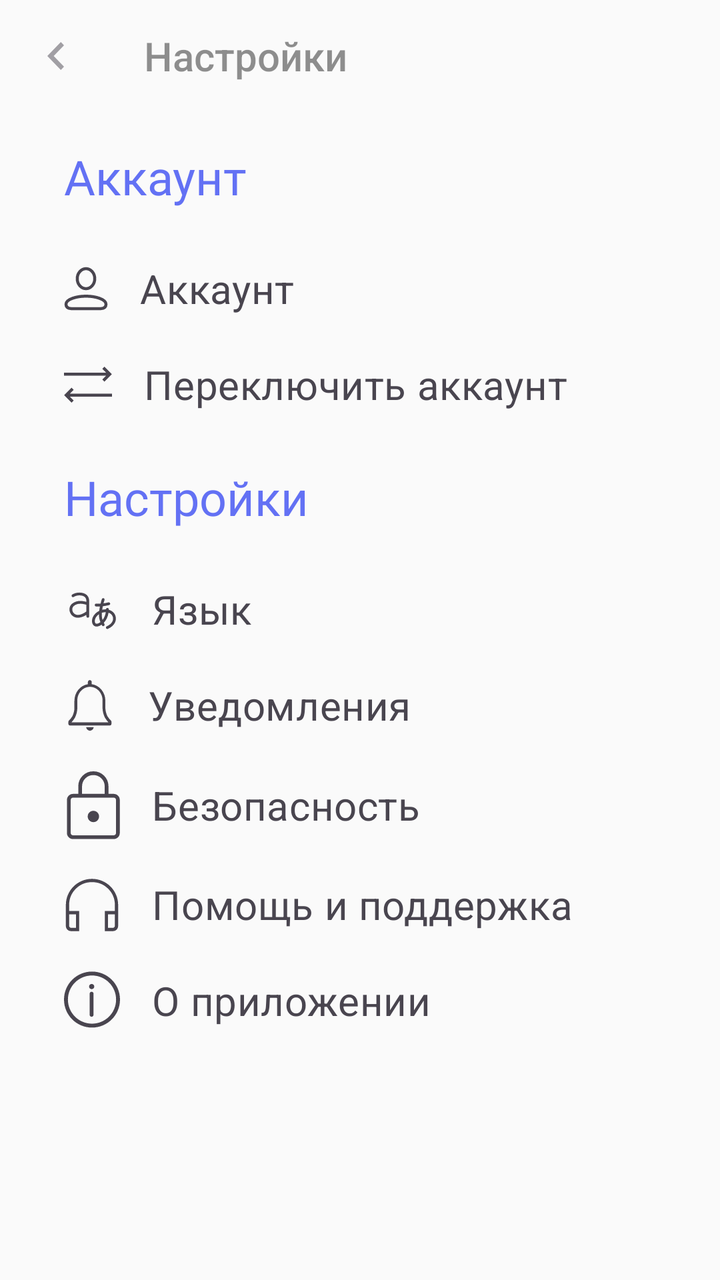
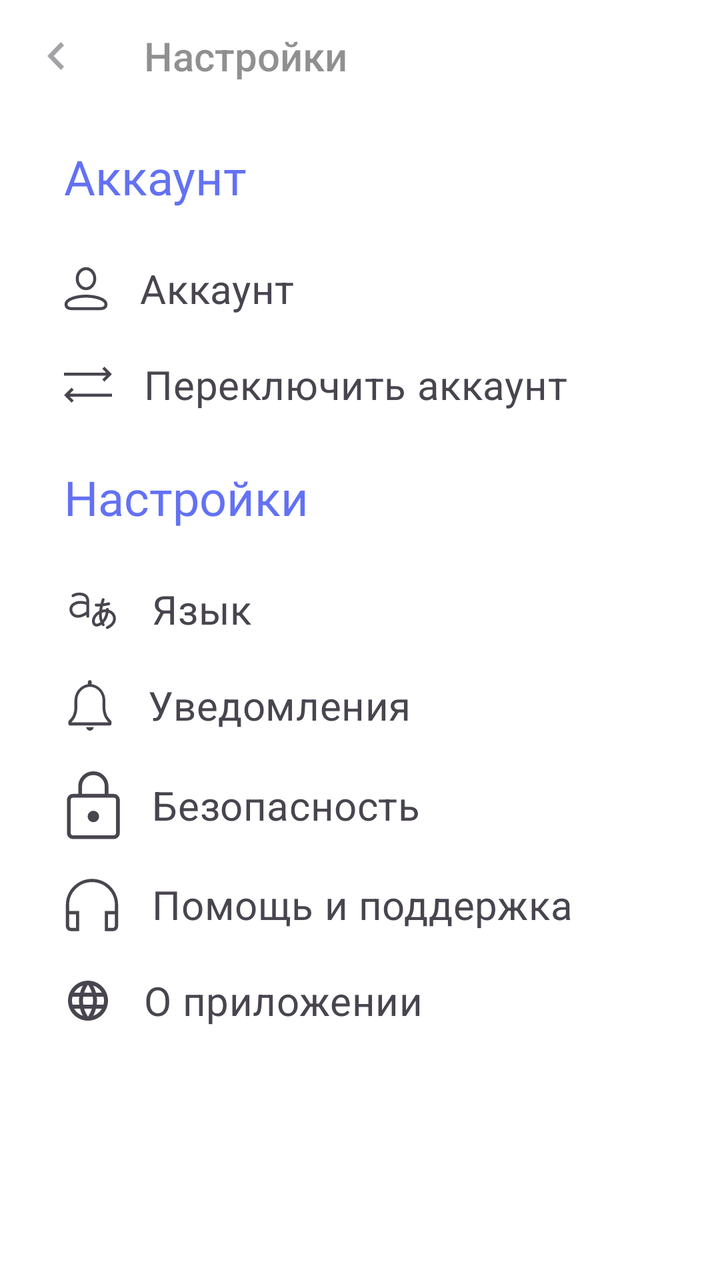

The first picture is an Android layout as it rendered before a commit; the second is the same layout after the commit. The layout source and the unified diff follow.
<!-- AndroidManifest.xml: application theme Theme.Usmeshka_Groovy -->
<!-- res/layout/settings_fragment.xml -->
<?xml version="1.0" encoding="utf-8"?>
<LinearLayout xmlns:android="http://schemas.android.com/apk/res/android"
    xmlns:app="http://schemas.android.com/apk/res-auto"
    android:layout_width="match_parent"
    android:layout_height="match_parent"
    android:backgroundTint="@color/white"
    android:orientation="vertical">

    <androidx.appcompat.widget.Toolbar
        android:id="@+id/toolbar1"
        android:layout_width="match_parent"
        android:layout_height="wrap_content"
        android:alpha="0.5"
        android:contentInsetStartWithNavigation="0dp"
        android:titleTextAppearance="@style/style_for_toolbar"
        app:navigationIcon="@drawable/chevron_left"
        app:title="@string/settings" />

    <TextView
        android:layout_width="match_parent"
        android:layout_height="wrap_content"
        android:layout_marginHorizontal="32dp"
        android:layout_marginVertical="16dp"
        android:fontFamily="@font/roboto_medium"
        android:text="@string/account"
        android:textColor="@color/blue_top"
        android:textSize="24sp" />


    <Button
        android:id="@+id/acccount"
        style="@style/SettingsButtonsStyle"
        android:drawableStart="@drawable/person_small"
        android:text="@string/account" />

    <Button
        android:id="@+id/switch_account"
        style="@style/SettingsButtonsStyle"
        android:drawableStart="@drawable/switch_account"
        android:text="@string/switch_account" />

    <TextView
        android:layout_width="match_parent"
        android:layout_height="wrap_content"
        android:layout_marginHorizontal="32dp"
        android:layout_marginVertical="16dp"
        android:fontFamily="@font/roboto_medium"
        android:text="@string/settings"
        android:textColor="@color/blue_top"
        android:textSize="24sp" />

    <Button
        android:id="@+id/button_language"
        style="@style/SettingsButtonsStyle"
        android:drawableStart="@drawable/locale"
        android:text="Язык"

        />

    <Button
        android:id="@+id/button_notifocations"
        style="@style/SettingsButtonsStyle"
        android:layout_width="match_parent"
        android:layout_height="wrap_content"
        android:drawableStart="@drawable/bell"
        android:text="Уведомления" />

    <Button
        android:id="@+id/button_secure"
        style="@style/SettingsButtonsStyle"
        android:drawableStart="@drawable/lock"
        android:text="Безопасность" />

    <Button
        android:id="@+id/button_support"
        style="@style/SettingsButtonsStyle"
        android:drawableStart="@drawable/headphones"
        android:text="Помощь и поддержка"
        android:textColor="@color/dark_grey" />

    <Button xmlns:android="http://schemas.android.com/apk/res/android"
        android:id="@+id/button_about_app"
        style="@style/SettingsButtonsStyle"
        android:drawableStart="@drawable/info"
        android:text="О приложении" />


</LinearLayout>
<!-- resources referenced by this layout -->
<resources>
  <color name="blue_top">#6371F4</color>
  <color name="dark_grey">#49454F</color>
  <color name="white">#FFFFFFFF</color>
  <!-- drawable chevron_left (drawable) -->
  <vector xmlns:android="http://schemas.android.com/apk/res/android"
      android:width="27dp"
      android:height="28dp"
      android:viewportWidth="27"
      android:viewportHeight="28">
    <group>
      <clip-path
          android:pathData="M0,0h27v28h-27z"/>
      <path
          android:pathData="M17.336,8.645L15.75,7L9,14L15.75,21L17.336,19.355L12.184,14L17.336,8.645Z"
          android:fillColor="@color/dark_grey"/>
    </group>
  </vector>
  <!-- drawable info (drawable) -->
  <vector xmlns:android="http://schemas.android.com/apk/res/android"
      android:width="28dp"
      android:height="29dp"
      android:viewportWidth="28"
      android:viewportHeight="29">
    <path
        android:pathData="M14,0.12C21.732,0.12 28,6.388 28,14.12C28,21.852 21.732,28.12 14,28.12C6.268,28.12 0,21.852 0,14.12C0,6.388 6.268,0.12 14,0.12ZM14,2.073C10.805,2.073 7.741,3.342 5.481,5.601C3.222,7.861 1.953,10.925 1.953,14.12C1.953,17.315 3.222,20.379 5.481,22.639C7.741,24.898 10.805,26.167 14,26.167C17.195,26.167 20.259,24.898 22.518,22.639C24.778,20.379 26.047,17.315 26.047,14.12C26.047,10.925 24.778,7.861 22.518,5.601C20.259,3.342 17.195,2.073 14,2.073ZM13.797,10.214C14.336,10.214 14.773,10.652 14.773,11.191V21.772C14.763,22.025 14.656,22.264 14.474,22.439C14.292,22.615 14.049,22.713 13.796,22.713C13.543,22.713 13.301,22.615 13.118,22.439C12.936,22.264 12.829,22.025 12.82,21.772V11.19C12.82,10.651 13.257,10.214 13.797,10.214ZM13.836,6.307C14.182,6.307 14.513,6.444 14.757,6.688C15.001,6.932 15.138,7.263 15.138,7.609C15.138,7.954 15.001,8.285 14.757,8.529C14.513,8.773 14.182,8.911 13.836,8.911C13.491,8.911 13.16,8.773 12.915,8.529C12.671,8.285 12.534,7.954 12.534,7.609C12.534,7.263 12.671,6.932 12.915,6.688C13.16,6.444 13.491,6.307 13.836,6.307Z"
        android:fillColor="#49454F"/>
  </vector>
  <!-- drawable person_small (drawable) -->
  <vector xmlns:android="http://schemas.android.com/apk/res/android"
      android:width="22dp"
      android:height="22dp"
      android:viewportWidth="22"
      android:viewportHeight="22">
    <path
        android:pathData="M11,14.75C6.582,14.75 1,16.148 1,18.797C1,19.1 0.937,20.877 3.727,21C7.364,21 8.729,21 11,21C13.271,21 14.636,21 18.273,21C21.063,20.877 21,19.1 21,18.797C21,16.148 15.418,14.75 11,14.75Z"
        android:strokeWidth="1.5"
        android:fillColor="#00000000"
        android:strokeColor="#49454F"/>
    <path
        android:pathData="M15.375,6C15.375,8.761 13.416,11 11,11C8.584,11 6.625,8.761 6.625,6C6.625,3.239 8.584,1 11,1C13.416,1 15.375,3.239 15.375,6Z"
        android:strokeWidth="1.5"
        android:fillColor="#00000000"
        android:strokeColor="#49454F"/>
  </vector>
  <!-- drawable switch_account (drawable) -->
  <vector xmlns:android="http://schemas.android.com/apk/res/android"
      android:width="24dp"
      android:height="24dp"
      android:viewportWidth="24"
      android:viewportHeight="24">
    <path
        android:pathData="M24,16.5V18H2.93L4.84,19.91L3.785,20.965L0.07,17.25L3.785,13.535L4.84,14.59L2.93,16.5H24ZM19.16,9.41L21.07,7.5H0V6H21.07L19.16,4.09L20.215,3.035L23.93,6.75L20.215,10.465L19.16,9.41Z"
        android:fillColor="#49454F"/>
  </vector>
  <string name="account">Аккаунт</string>
  <string name="settings">Настройки</string>
  <string name="switch_account">Переключить аккаунт</string>
  <style name="style_for_toolbar" parent="TextAppearance.AppCompat.Widget.ActionBar.Title">
          <item name="android:textSize">20sp</item>
      </style>
  <style name="Theme.Usmeshka_Groovy" parent="Theme.AppCompat.DayNight.NoActionBar" />
  <!-- unchanged entries left out for length: 5 -->
</resources>

<!-- the commit's change to res/layout/settings_fragment.xml (unified diff, before → after) -->
@@ -3,8 +3,8 @@
     xmlns:app="http://schemas.android.com/apk/res-auto"
     android:layout_width="match_parent"
     android:layout_height="match_parent"
-    android:backgroundTint="@color/white"
-    android:orientation="vertical">
+    android:orientation="vertical"
+    android:background="@color/white">
 
     <androidx.appcompat.widget.Toolbar
         android:id="@+id/toolbar1"
<!-- resource entries referenced after the edit -->
@@ -18,14 +18,10 @@
     </group>
   </vector>
   <!-- drawable info (drawable) -->
-  <vector xmlns:android="http://schemas.android.com/apk/res/android"
-      android:width="28dp"
-      android:height="29dp"
-      android:viewportWidth="28"
-      android:viewportHeight="29">
-    <path
-        android:pathData="M14,0.12C21.732,0.12 28,6.388 28,14.12C28,21.852 21.732,28.12 14,28.12C6.268,28.12 0,21.852 0,14.12C0,6.388 6.268,0.12 14,0.12ZM14,2.073C10.805,2.073 7.741,3.342 5.481,5.601C3.222,7.861 1.953,10.925 1.953,14.12C1.953,17.315 3.222,20.379 5.481,22.639C7.741,24.898 10.805,26.167 14,26.167C17.195,26.167 20.259,24.898 22.518,22.639C24.778,20.379 26.047,17.315 26.047,14.12C26.047,10.925 24.778,7.861 22.518,5.601C20.259,3.342 17.195,2.073 14,2.073ZM13.797,10.214C14.336,10.214 14.773,10.652 14.773,11.191V21.772C14.763,22.025 14.656,22.264 14.474,22.439C14.292,22.615 14.049,22.713 13.796,22.713C13.543,22.713 13.301,22.615 13.118,22.439C12.936,22.264 12.829,22.025 12.82,21.772V11.19C12.82,10.651 13.257,10.214 13.797,10.214ZM13.836,6.307C14.182,6.307 14.513,6.444 14.757,6.688C15.001,6.932 15.138,7.263 15.138,7.609C15.138,7.954 15.001,8.285 14.757,8.529C14.513,8.773 14.182,8.911 13.836,8.911C13.491,8.911 13.16,8.773 12.915,8.529C12.671,8.285 12.534,7.954 12.534,7.609C12.534,7.263 12.671,6.932 12.915,6.688C13.16,6.444 13.491,6.307 13.836,6.307Z"
-        android:fillColor="#49454F"/>
+  <vector android:height="24dp" android:tint="#49454F"
+      android:viewportHeight="24" android:viewportWidth="24"
+      android:width="24dp" xmlns:android="http://schemas.android.com/apk/res/android">
+      <path android:fillColor="@android:color/white" android:pathData="M11.99,2C6.47,2 2,6.48 2,12s4.47,10 9.99,10C17.52,22 22,17.52 22,12S17.52,2 11.99,2zM18.92,8h-2.95c-0.32,-1.25 -0.78,-2.45 -1.38,-3.56 1.84,0.63 3.37,1.91 4.33,3.56zM12,4.04c0.83,1.2 1.48,2.53 1.91,3.96h-3.82c0.43,-1.43 1.08,-2.76 1.91,-3.96zM4.26,14C4.1,13.36 4,12.69 4,12s0.1,-1.36 0.26,-2h3.38c-0.08,0.66 -0.14,1.32 -0.14,2 0,0.68 0.06,1.34 0.14,2L4.26,14zM5.08,16h2.95c0.32,1.25 0.78,2.45 1.38,3.56 -1.84,-0.63 -3.37,-1.9 -4.33,-3.56zM8.03,8L5.08,8c0.96,-1.66 2.49,-2.93 4.33,-3.56C8.81,5.55 8.35,6.75 8.03,8zM12,19.96c-0.83,-1.2 -1.48,-2.53 -1.91,-3.96h3.82c-0.43,1.43 -1.08,2.76 -1.91,3.96zM14.34,14L9.66,14c-0.09,-0.66 -0.16,-1.32 -0.16,-2 0,-0.68 0.07,-1.35 0.16,-2h4.68c0.09,0.65 0.16,1.32 0.16,2 0,0.68 -0.07,1.34 -0.16,2zM14.59,19.56c0.6,-1.11 1.06,-2.31 1.38,-3.56h2.95c-0.96,1.65 -2.49,2.93 -4.33,3.56zM16.36,14c0.08,-0.66 0.14,-1.32 0.14,-2 0,-0.68 -0.06,-1.34 -0.14,-2h3.38c0.16,0.64 0.26,1.31 0.26,2s-0.1,1.36 -0.26,2h-3.38z"/>
   </vector>
   <!-- drawable person_small (drawable) -->
   <vector xmlns:android="http://schemas.android.com/apk/res/android"
